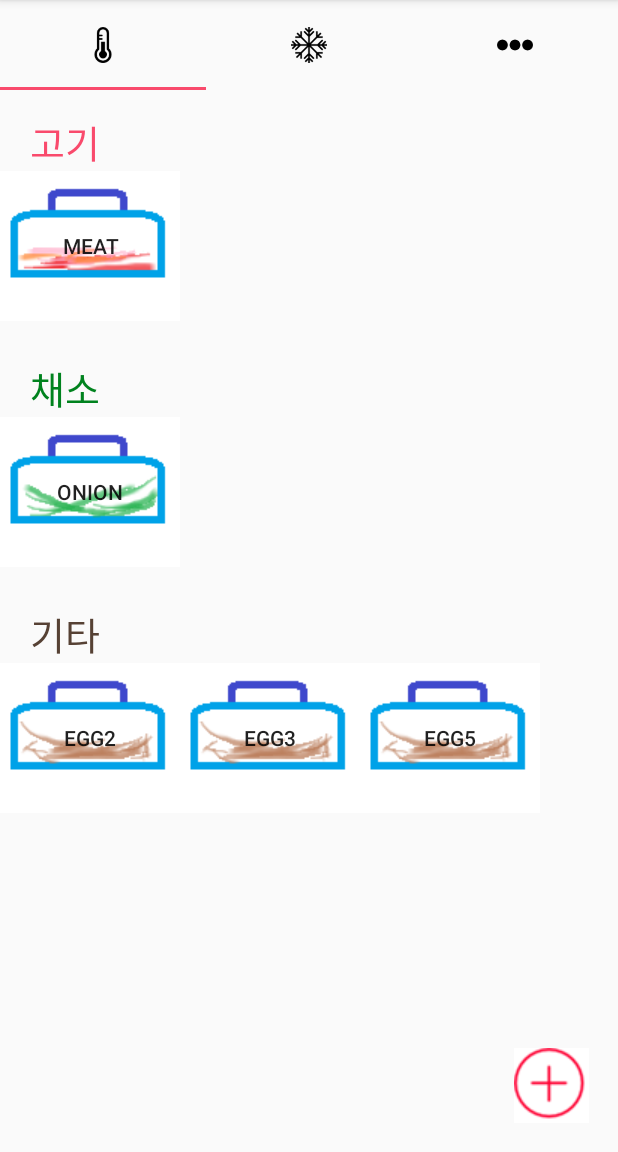
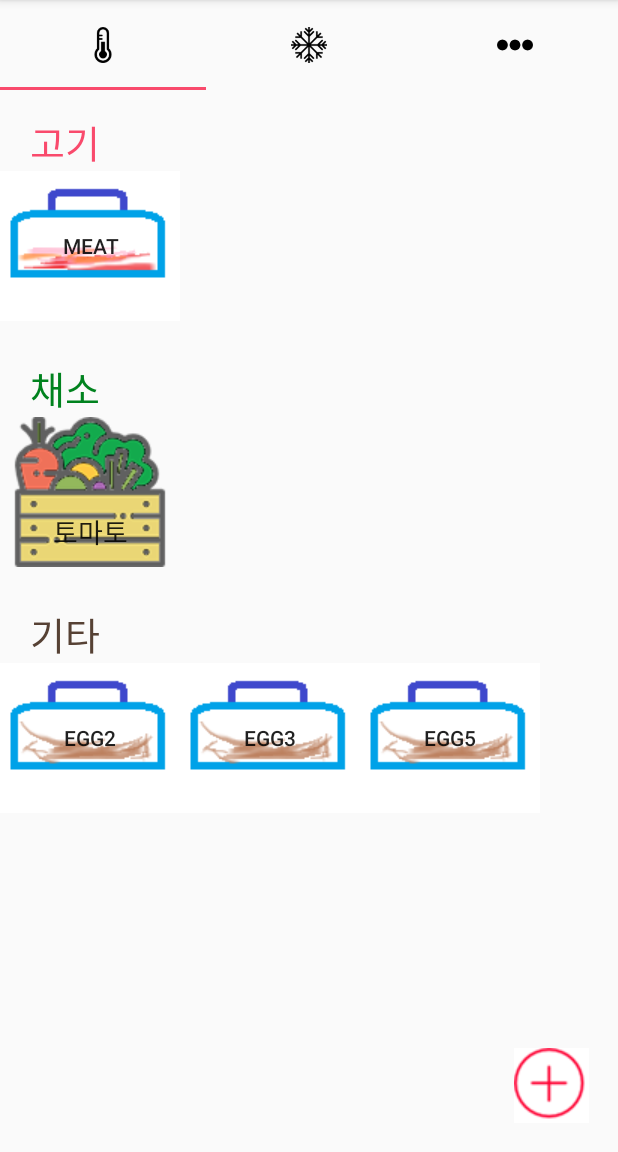
Before and after one commit to doodoo1213/Please_refrigerator, an Android app: the Show screen opened directly, with no data from a screen before it, on a phone screen of 412 x 824 dp, the part 84-1236 px from its top. Run offline under Robolectric (Android 15) with nearby library versions, the phone set to English and light mode, and no system bars; our stand-ins replace ButterKnife; 1 statement that could not run was skipped.

Commit message:
-listjava

```diff
--- a/app/src/main/java/com/example/kimjuyoung/please_refrigerator/activity/InputData.java
+++ b/app/src/main/java/com/example/kimjuyoung/please_refrigerator/activity/InputData.java
@@ -4,11 +4,9 @@ package com.example.kimjuyoung.please_refrigerator.activity;
  * Created by Kim juyoung on 2017-11-30.
  */
 
-import android.content.DialogInterface;
 import android.content.Intent;
 import android.os.AsyncTask;
 import android.os.Bundle;
-import android.support.v7.app.AlertDialog;
 import android.support.v7.app.AppCompatActivity;
 import android.text.TextUtils;
 import android.view.View;
@@ -26,7 +24,6 @@ import java.sql.Statement;
 import java.text.SimpleDateFormat;
 import java.util.Calendar;
 import java.util.Date;
-import java.util.Locale;
 
 /**
  * Created by Kim juyoung on 2017-11-28.
--- a/app/src/main/java/com/example/kimjuyoung/please_refrigerator/activity/Show.java
+++ b/app/src/main/java/com/example/kimjuyoung/please_refrigerator/activity/Show.java
@@ -6,6 +6,7 @@ import android.content.Context;
 import android.content.DialogInterface;
 import android.support.v4.app.Fragment;
 import android.os.Bundle;
+import android.view.Gravity;
 import android.view.LayoutInflater;
 import android.view.View;
 import android.view.ViewGroup;
@@ -57,7 +58,7 @@ public class Show extends Fragment implements View.OnClickListener{
         meat_info.add(new Food_info("Beef", "2015.01.01"));
         meat_info.add(new Food_info("Meat", "2015.01.02"));
 
-        vege_info.add(new Food_info("onion", "2015.01.01"));
+        vege_info.add(new Food_info("토마토", "2015.01.01"));
 
         if(category == 1)
         etc_info.add(new Food_info("egg", "2015.01.01"));
@@ -86,6 +87,8 @@ public class Show extends Fragment implements View.OnClickListener{
             btn_vegetables.addElement(new Button(getActivity()));
             btn_vegetables.elementAt(i).setText(vege_info.get(i).name);
             btn_vegetables.elementAt(i).setBackgroundResource(R.drawable.img_vegetable);
+            btn_vegetables.elementAt(i).setTextSize(18);
+            btn_vegetables.elementAt(i).setGravity(Gravity.CENTER_HORIZONTAL|Gravity.BOTTOM);
             vegetableList.addView(btn_vegetables.elementAt(i));
             btn_vegetables.elementAt(i).setId(200+i);
             btn_vegetables.elementAt(i).setOnClickListener(this);
--- a/app/src/main/res/layout/activity_list.xml
+++ b/app/src/main/res/layout/activity_list.xml
@@ -72,7 +72,8 @@
 
                 <ListView
                     android:layout_width="match_parent"
-                    android:layout_height="match_parent" />
+                    android:layout_height="match_parent">
+                </ListView>
             </LinearLayout>
         </ScrollView>
     </android.support.constraint.ConstraintLayout>
```
Also changed, not shown: app/src/main/java/com/example/kimjuyoung/please_refrigerator/activity/ListActivity.java (added, +11 -0 lines), app/src/main/java/com/example/kimjuyoung/please_refrigerator/models/dump.java (+18 -1 lines), app/src/main/res/drawable/img_vegetable.png.
